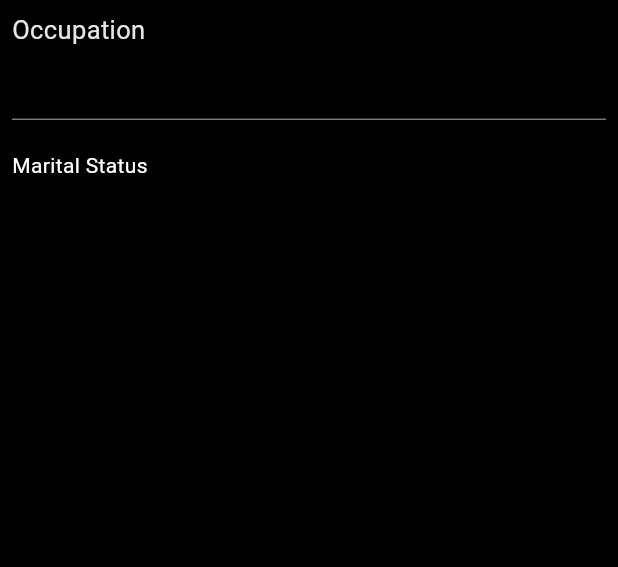
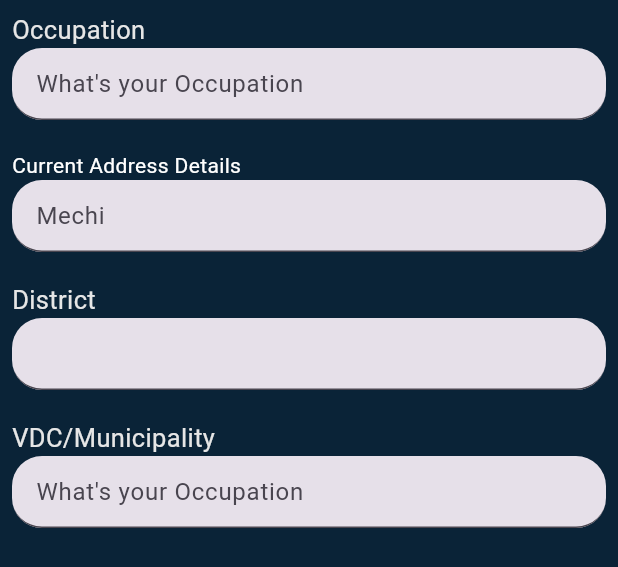
Before and after one commit to Ritesh4032/Purano-kapada-Ecommerce-App, a Flutter app: the MarriedDetails widget shown alone on an empty page, opened directly, on a phone screen of 412 x 824 dp. Shown: the top 567 px of the screen. Run offline on Flutter 3.47's test engine with Material 3 defaults, Android fonts, the phone set to English and light mode, and no system bars; our stand-ins replace flutter_rating_bar, flutter_riverpod, gap.

Commit message:
profilepage update

```diff
--- /dev/null
+++ b/lib/views/MarriedDeatails.dart
@@ -0,0 +1,149 @@
+import 'package:flutter/material.dart';
+import 'package:flutter_ecommerce/constants/themes.dart';
+
+class MarriedDetails extends StatefulWidget {
+  @override
+  _MarriedDetailsState createState() => _MarriedDetailsState();
+}
+
+class _MarriedDetailsState extends State<MarriedDetails> {
+  String? _selectedMaritalStatus = 'Mechi'; // Set initial value to "Single"
+
+  @override
+  Widget build(BuildContext context) {
+    return Container(
+      color: Color.fromARGB(255, 10, 35, 55),
+      child: Padding(
+        padding: const EdgeInsets.all(8.0),
+        child: Column(
+          crossAxisAlignment: CrossAxisAlignment.start,
+          children: [
+            Text(
+              'Occupation',
+              style: TextStyle(
+                color: kWhiteColor,
+                fontSize: 17,
+                fontWeight: FontWeight.w400,
+              ),
+            ),
+            TextFormField(
+              decoration: const InputDecoration(
+                border: UnderlineInputBorder(
+                    borderRadius: BorderRadius.all(Radius.circular(20))),
+                filled: true,
+                hintText: "What's your Occupation",
+              ),
+            ),
+            SizedBox(height: 20),
+            Text(
+              'Current Address Details',
+              style: TextStyle(color: Colors.white),
+            ),
+            // Dropdown button
+            TextFormField(
+              readOnly: true,
+              onTap: _showDropdownDialog,
+              style: TextStyle(),
+              decoration: InputDecoration(
+                border: UnderlineInputBorder(
+                    borderSide: BorderSide(color: Colors.green),
+                    borderRadius: BorderRadius.all(Radius.circular(20))),
+                filled: true,
+                hintText: _selectedMaritalStatus ??
+                    "Update Your Current Details Below",
+              ),
+            ),
+            SizedBox(height: 20),
+            Text(
+              'District',
+              style: TextStyle(
+                color: kWhiteColor,
+                fontSize: 17,
+                fontWeight: FontWeight.w400,
+              ),
+            ),
+            TextFormField(
+              decoration: const InputDecoration(
+                border: UnderlineInputBorder(
+                    borderRadius: BorderRadius.all(Radius.circular(20))),
+                filled: true,
+              ),
+            ),
+            SizedBox(height: 20),
+            Text(
+              'VDC/Municipality',
+              style: TextStyle(
+                color: kWhiteColor,
+                fontSize: 17,
+                fontWeight: FontWeight.w400,
+              ),
+            ),
+            TextFormField(
+              decoration: const InputDecoration(
+                border: UnderlineInputBorder(
+                    borderRadius: BorderRadius.all(Radius.circular(20))),
+                filled: true,
+                hintText: "What's your Occupation",
+              ),
+            ),
+          ],
+        ),
+      ),
+    );
+  }
+
+  void _showDropdownDialog() {
+    showDialog(
+      context: context,
+      builder: (BuildContext context) {
+        return AlertDialog(
+          backgroundColor: Colors.green,
+          title: Text("Update Your Current Details Below"),
+          content: DropdownButton<String>(
+            value: _selectedMaritalStatus,
+            items: const [
+              DropdownMenuItem<String>(
+                value: "Mechi",
+                child: Text("Mechi"),
+              ),
+              DropdownMenuItem<String>(
+                value: "koshi",
+                child: Text("koshi"),
+              ),
+              DropdownMenuItem<String>(
+                value: "Sagarmatha",
+                child: Text("Sagarmatha"),
+              ),
+              DropdownMenuItem<String>(
+                value: "Janakpur",
+                child: Text("Janakpur"),
+              ),
+              DropdownMenuItem<String>(
+                value: "Janakpur",
+                child: Text("Janakpur"),
+              ),
+              DropdownMenuItem<String>(
+                value: "Bagmati",
+                child: Text("Bagmati"),
+              ),
+              DropdownMenuItem<String>(
+                value: "Narayani",
+                child: Text("Narayani"),
+              ),
+              DropdownMenuItem<String>(
+                value: "Gandaki",
+                child: Text("Gandaki"),
+              ),
+            ],
+            onChanged: (value) {
+              setState(() {
+                _selectedMaritalStatus = value;
+              });
+              Navigator.of(context).pop();
+            },
+          ),
+        );
+      },
+    );
+  }
+}
--- a/lib/views/updatekyc.dart
+++ b/lib/views/updatekyc.dart
@@ -1,5 +1,6 @@
 import 'package:flutter/material.dart';
 import 'package:flutter_ecommerce/constants/themes.dart';
+import 'package:flutter_ecommerce/views/MarriedDeatails.dart';
 
 class UpdateKYC extends StatefulWidget {
   const UpdateKYC({Key? key}) : super(key: key);
@@ -14,7 +15,7 @@ class _UpdateKYCState extends State<UpdateKYC> {
   @override
   Widget build(BuildContext context) {
     return Scaffold(
-      backgroundColor: Colors.black,
+      backgroundColor: kdarkColor,
       appBar: AppBar(
         backgroundColor: kdarkColor,
         title: Text(
@@ -95,38 +96,6 @@ class _UpdateKYCState extends State<UpdateKYC> {
   }
 }
 
-class MarriedDetails extends StatelessWidget {
-  @override
-  Widget build(BuildContext context) {
-    return Container(
-      color: Colors.black,
-      child: Padding(
-        padding: const EdgeInsets.all(8.0),
-        child: Column(
-          crossAxisAlignment: CrossAxisAlignment.start,
-          children: [
-            Text(
-              'Occupation',
-              style: TextStyle(
-                color: kWhiteColor,
-                fontSize: 17,
-                fontWeight: FontWeight.w400,
-              ),
-            ),
-            TextFormField(),
-            SizedBox(height: 20),
-            Text(
-              'Marital Status',
-              style: TextStyle(color: Colors.white),
-            ),
-            // Add your married details UI here
-          ],
-        ),
-      ),
-    );
-  }
-}
-
 class UnmarriedDetails extends StatelessWidget {
   @override
   Widget build(BuildContext context) {
```
